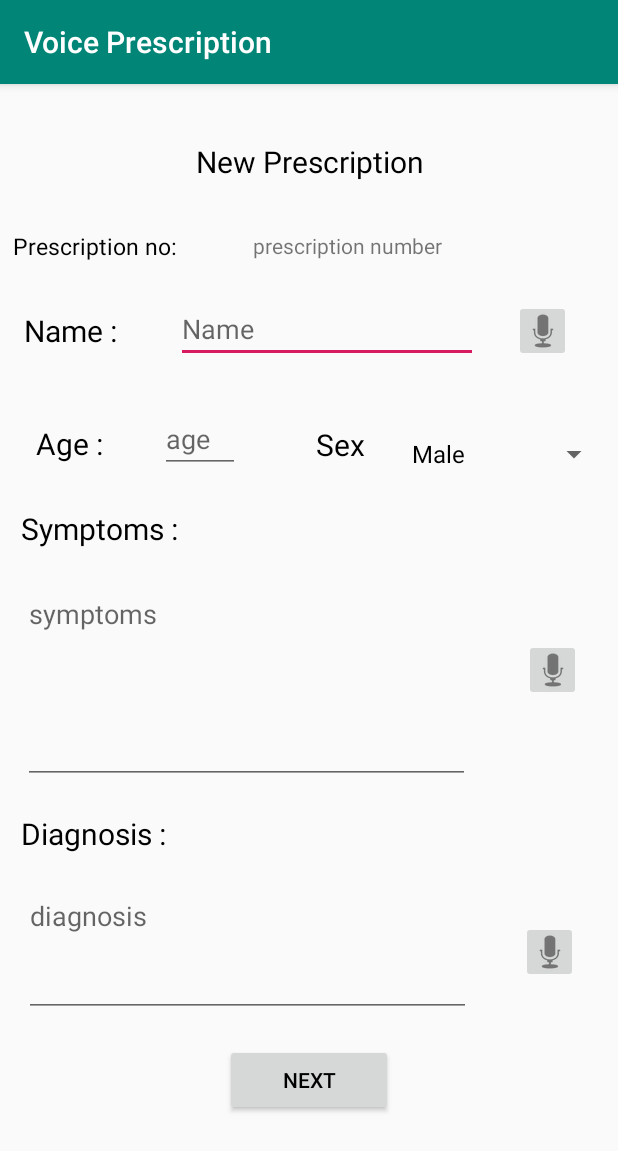
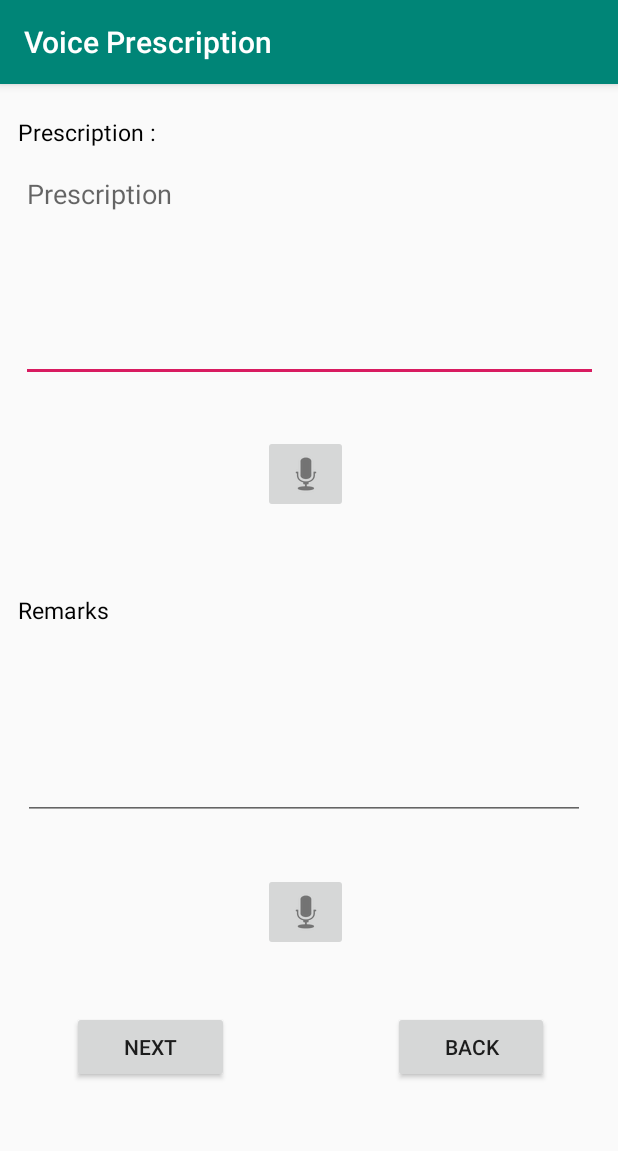
Before and after one commit to safikhanSoofiyani/VoicePrescription, an Android app: the NewPrescription screen opened directly, with no data from a screen before it, after a tap on "NEXT", on a phone screen of 412 x 824 dp. Shown: the top 1151 px of the screen. Run offline under Robolectric (Android 15) with nearby library versions, the phone set to English and light mode, and no system bars.

Commit message:
The second commit in which i have created the prescription page and the confirmation page. assigned buttons for sms and email sending

```diff
--- a/app/src/main/java/com/example/voiceprescription/NewPrescription.java
+++ b/app/src/main/java/com/example/voiceprescription/NewPrescription.java
@@ -25,6 +25,7 @@ public class NewPrescription extends AppCompatActivity {
     private static final int REQUEST_CODE_SPEAK_NAME = 1;
     private static final int REQUEST_CODE_SPEAK_SYMPTOMS = 2;
     private static final int REQUEST_CODE_SPEAK_DIAGNOSIS = 3;
+    private static final String Tag = "NewPrescription.this";
     TextView prescriptionNo;
     EditText name,age,symptoms,diagnosis;
     ImageButton nameMic,symptomsMic,diagnosisMic;
@@ -81,15 +82,24 @@ public class NewPrescription extends AppCompatActivity {
             public void onClick(View view) {
 
                 //For the time being
+                Log.d(Tag,"Entered In nextbtnOnclick 1");
                 String toast;
                 Sname = name.getText().toString();
+                //Log.d(Tag,"Entered In nextbtnOnclick 2");
                 Ssymptom = symptoms.getText().toString();
                 Sdiagnosis = diagnosis.getText().toString();
                 Sage = age.getText().toString();
-                while(Ssex == "")
-                    Toast.makeText(NewPrescription.this, "Please enter appropriate gender", Toast.LENGTH_SHORT).show();
-                toast = Sname+" : "+Sage+" : "+Ssex+" : "+Ssymptom+" : "+Sdiagnosis;
-                Toast.makeText(NewPrescription.this, ""+toast, Toast.LENGTH_LONG).show();
+                //Log.d(Tag,"Entered In nextbtnOnclick 3");
+                toast = Sname+":"+Sage+":"+Ssex+":"+Ssymptom+":"+Sdiagnosis;
+                //Log.d(Tag,"Entered In nextbtnOnclick 4");
+                //Toast.makeText(NewPrescription.this, ""+toast, Toast.LENGTH_LONG).show();
+                Intent intent = new Intent(NewPrescription.this,NewPrescription2.class);
+                //Log.d(Tag,"Entered In nextbtnOnclick 5");
+                intent.putExtra("tempdata",toast);
+                startActivity(intent);
+                //Log.d(Tag,"Entered In nextbtnOnclick 6");
+
+
 
             }
         });
--- /dev/null
+++ b/app/src/main/java/com/example/voiceprescription/NewPrescription2.java
@@ -0,0 +1,168 @@
+package com.example.voiceprescription;
+
+import android.content.Intent;
+import android.media.Image;
+import android.speech.RecognizerIntent;
+import android.support.annotation.Nullable;
+import android.support.v7.app.AppCompatActivity;
+import android.os.Bundle;
+import android.util.Log;
+import android.view.View;
+import android.widget.Button;
+import android.widget.EditText;
+import android.widget.ImageButton;
+import android.widget.Toast;
+
+import java.nio.channels.InterruptedByTimeoutException;
+import java.util.ArrayList;
+import java.util.StringTokenizer;
+
+public class NewPrescription2 extends AppCompatActivity {
+
+    private static final int REQUEST_CODE_SPEAK_PRESCRIPTION = 100;
+    private static final int REQUEST_CODE_SPEAK_REMARKS = 200;
+    EditText prescription,remarks;
+    ImageButton micPrescription,micRemarks;
+    Button nextbtn,backbtn;
+    String Sname,Sage,Ssex,Ssymptoms,Sdiagnosis,Sprescription,Sremarks;
+
+    @Override
+    protected void onCreate(Bundle savedInstanceState) {
+        super.onCreate(savedInstanceState);
+        setContentView(R.layout.activity_new_prescription2);
+
+        final Intent intent = getIntent();
+        String message = intent.getStringExtra("tempdata");
+
+        //implementing String Tokenizer
+        Log.d("NewPrescription2","Starting StringTokenizer");
+        try {
+            StringTokenizer str = new StringTokenizer(message, ":");
+            Sname = str.nextToken();
+            Sage = str.nextToken();
+            Ssex = str.nextToken();
+            Ssymptoms = str.nextToken();
+            Sdiagnosis = str.nextToken();
+            Log.d("NewPrescription2", "End StringTokenizer");
+        }catch (Exception e)
+        {
+            Toast.makeText(this, "Information not correct", Toast.LENGTH_SHORT).show();
+        }
+        prescription = findViewById(R.id.prescription);
+        remarks = findViewById(R.id.remarks);
+        micPrescription = findViewById(R.id.prescriptmic);
+        micRemarks = findViewById(R.id.remarksmic);
+        nextbtn = findViewById(R.id.next);
+        backbtn = findViewById(R.id.back);
+
+        //setting the onclick listeners for each button
+
+        micPrescription.setOnClickListener(new View.OnClickListener() {
+            @Override
+            public void onClick(View view) {
+                speakPrescription();
+            }
+        });
+
+        micRemarks.setOnClickListener(new View.OnClickListener() {
+            @Override
+            public void onClick(View view) {
+                speakRemarks();
+            }
+        });
+
+        nextbtn.setOnClickListener(new View.OnClickListener() {
+            @Override
+            public void onClick(View view) {
+                Sprescription = prescription.getText().toString();
+                Sremarks = remarks.getText().toString();
+                String message2 = Sname+":"+Sage+":"+Ssex+":"+Ssymptoms+":"+Sdiagnosis+":"+Sprescription+":"+Sremarks;
+                Intent intent = new Intent(NewPrescription2.this,NewPrescription3.class);
+                intent.putExtra("tempdata2",message2);
+                startActivity(intent);
+
+            }
+        });
+
+        backbtn.setOnClickListener(new View.OnClickListener() {
+            @Override
+            public void onClick(View view) {
+
+                Intent intent2 = new Intent(NewPrescription2.this,NewPrescription.class);
+                startActivity(intent2);
+            }
+        });
+
+
+    }
+
+    private void speakRemarks() {
+        Intent i = new Intent(RecognizerIntent.ACTION_RECOGNIZE_SPEECH);
+        i.putExtra(RecognizerIntent.EXTRA_LANGUAGE_MODEL, RecognizerIntent.LANGUAGE_MODEL_FREE_FORM);
+        i.putExtra(RecognizerIntent.EXTRA_LANGUAGE, "en_IN");
+        i.putExtra(RecognizerIntent.EXTRA_PROMPT , "Please say the prescription");
+        //i.putExtra(RecognizerIntent.EXTRA_SPEECH_INPUT_MINIMUM_LENGTH_MILLIS,5000);
+        //i.putExtra(RecognizerIntent.EXTRA_SPEECH_INPUT_POSSIBLY_COMPLETE_SILENCE_LENGTH_MILLIS,5000);
+        i.putExtra("android.speech.extra.DICTATION_MODE",true);
+        //i.putExtra(RecognizerIntent.EXTRA_PARTIAL_RESULTS,false);
+
+        try{
+            startActivityForResult(i,REQUEST_CODE_SPEAK_REMARKS);
+
+        }
+        catch(Exception e)
+        {
+            Toast.makeText(NewPrescription2.this,""+e.getMessage(),Toast.LENGTH_LONG).show();
+        }
+
+    }
+
+    private void speakPrescription() {
+        Intent i = new Intent(RecognizerIntent.ACTION_RECOGNIZE_SPEECH);
+        i.putExtra(RecognizerIntent.EXTRA_LANGUAGE_MODEL, RecognizerIntent.LANGUAGE_MODEL_FREE_FORM);
+        i.putExtra(RecognizerIntent.EXTRA_LANGUAGE, "en_IN");
+        i.putExtra(RecognizerIntent.EXTRA_PROMPT , "Please say the remarks");
+        //i.putExtra(RecognizerIntent.EXTRA_SPEECH_INPUT_MINIMUM_LENGTH_MILLIS,5000);
+        //i.putExtra(RecognizerIntent.EXTRA_SPEECH_INPUT_POSSIBLY_COMPLETE_SILENCE_LENGTH_MILLIS,5000);
+        i.putExtra("android.speech.extra.DICTATION_MODE",true);
+        //i.putExtra(RecognizerIntent.EXTRA_PARTIAL_RESULTS,false);
+
+        try{
+            startActivityForResult(i,REQUEST_CODE_SPEAK_PRESCRIPTION);
+
+        }
+        catch(Exception e)
+        {
+            Toast.makeText(NewPrescription2.this,""+e.getMessage(),Toast.LENGTH_LONG).show();
+        }
+
+    }
+
+    @Override
+    protected void onActivityResult(int requestCode, int resultCode, @Nullable Intent data) {
+
+        switch(requestCode){
+
+            case REQUEST_CODE_SPEAK_PRESCRIPTION:{
+                Log.d("NewPrescription2","Entering prescription onActivityResult");
+                if(resultCode == RESULT_OK && null != data)
+                {
+                    ArrayList<String> resultPrescript = data.getStringArrayListExtra(RecognizerIntent.EXTRA_RESULTS);
+                    prescription.setText(resultPrescript.get(0));
+                }
+                break;
+            }
+
+            case REQUEST_CODE_SPEAK_REMARKS:{
+                Log.d("NewPrescription2","Entering remarks onActivityREsult");
+                if(resultCode == RESULT_OK && null != data)
+                {
+                    ArrayList<String> resultRemarks = data.getStringArrayListExtra(RecognizerIntent.EXTRA_RESULTS);
+                    remarks.setText(resultRemarks.get(0));
+                }
+                break;
+            }
+        }
+
+    }
+}
--- /dev/null
+++ b/app/src/main/res/layout/activity_new_prescription2.xml
@@ -0,0 +1,108 @@
+<?xml version="1.0" encoding="utf-8"?>
+<RelativeLayout xmlns:android="http://schemas.android.com/apk/res/android"
+    xmlns:app="http://schemas.android.com/apk/res-auto"
+    xmlns:tools="http://schemas.android.com/tools"
+    android:layout_width="match_parent"
+    android:layout_height="match_parent"
+    android:orientation="vertical"
+    tools:context=".NewPrescription2">
+
+    <TextView
+        android:id="@+id/textView2"
+        android:layout_width="wrap_content"
+        android:layout_height="wrap_content"
+        android:layout_alignParentStart="true"
+        android:layout_alignParentTop="true"
+        android:layout_marginStart="12dp"
+        android:layout_marginTop="21dp"
+        android:layout_weight="1"
+        android:text="Prescription : "
+        android:textColor="@android:color/background_dark"
+        android:textSize="15dp" />
+
+    <EditText
+        android:id="@+id/prescription"
+        android:layout_width="384dp"
+        android:layout_height="148dp"
+        android:layout_below="@+id/textView2"
+        android:layout_alignParentStart="true"
+        android:layout_alignParentEnd="true"
+        android:layout_marginStart="14dp"
+        android:layout_marginTop="8dp"
+        android:layout_marginEnd="13dp"
+        android:ems="10"
+        android:gravity="top"
+        android:hint="Prescription"
+        android:inputType="textMultiLine" />
+
+    <ImageButton
+        android:id="@+id/prescriptmic"
+        android:layout_width="wrap_content"
+        android:layout_height="wrap_content"
+        android:layout_below="@+id/prescription"
+        android:layout_alignParentStart="true"
+        android:layout_alignParentEnd="true"
+        android:layout_marginStart="175dp"
+        android:layout_marginTop="35dp"
+        android:layout_marginEnd="180dp"
+        app:srcCompat="@android:drawable/ic_btn_speak_now" />
+
+    <TextView
+        android:id="@+id/textView4"
+        android:layout_width="wrap_content"
+        android:layout_height="wrap_content"
+        android:layout_below="@+id/prescriptmic"
+        android:layout_alignParentStart="true"
+        android:layout_marginStart="12dp"
+        android:layout_marginTop="54dp"
+        android:text="Remarks"
+        android:textColor="@android:color/background_dark"
+        android:textSize="15dp" />
+
+    <EditText
+        android:id="@+id/remarks"
+        android:layout_width="374dp"
+        android:layout_height="120dp"
+        android:layout_below="@+id/textView4"
+        android:layout_alignParentStart="true"
+        android:layout_alignParentEnd="true"
+        android:layout_marginStart="15dp"
+        android:layout_marginTop="9dp"
+        android:layout_marginEnd="22dp"
+        android:ems="10"
+        android:inputType="textMultiLine" />
+
+    <ImageButton
+        android:id="@+id/remarksmic"
+        android:layout_width="wrap_content"
+        android:layout_height="wrap_content"
+        android:layout_below="@+id/remarks"
+        android:layout_alignParentStart="true"
+        android:layout_alignParentEnd="true"
+        android:layout_marginStart="175dp"
+        android:layout_marginTop="35dp"
+        android:layout_marginEnd="180dp"
+        app:srcCompat="@android:drawable/ic_btn_speak_now" />
+
+    <Button
+        android:id="@+id/next"
+        android:layout_width="104dp"
+        android:layout_height="wrap_content"
+        android:layout_below="@+id/remarksmic"
+        android:layout_alignParentStart="true"
+        android:layout_alignParentEnd="true"
+        android:layout_marginStart="48dp"
+        android:layout_marginTop="40dp"
+        android:layout_marginEnd="259dp"
+        android:text="Next" />
+
+    <Button
+        android:id="@+id/back"
+        android:layout_width="104dp"
+        android:layout_height="wrap_content"
+        android:layout_below="@+id/remarksmic"
+        android:layout_alignParentEnd="true"
+        android:layout_marginTop="40dp"
+        android:layout_marginEnd="46dp"
+        android:text="Back" />
+</RelativeLayout>
```
Also changed, not shown: app/src/main/AndroidManifest.xml (+6 -2 lines), app/src/main/java/com/example/voiceprescription/NewPrescription3.java (added, +86 -0 lines), app/src/main/java/com/example/voiceprescription/ShareActivity.java (added, +95 -0 lines), app/src/main/res/layout/activity_new_prescription3.xml (added, +72 -0 lines), app/src/main/res/layout/activity_share.xml (added, +63 -0 lines), app/src/main/res/values/strings.xml (line endings or trailing spaces).
